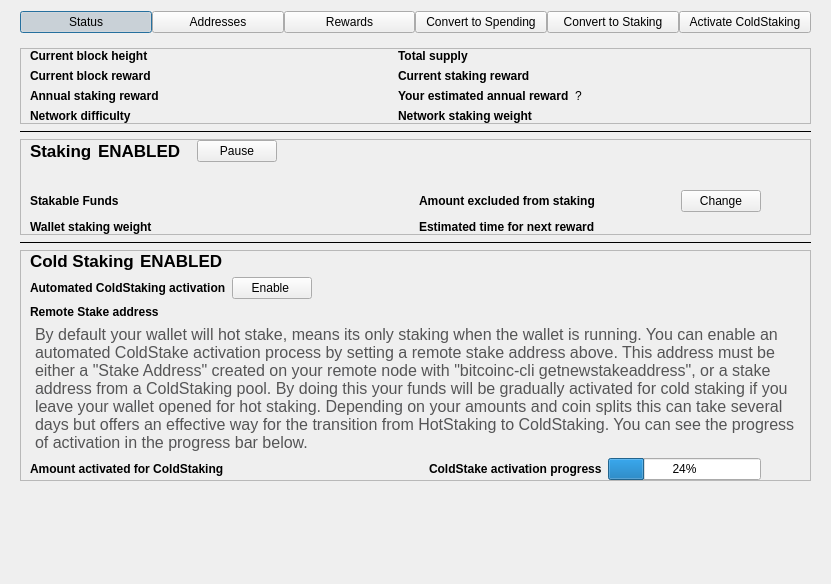
Bitcoin-Confidential/BitcoinC-Core, file src/qt/forms/stakingdialog.ui: the form before one commit.
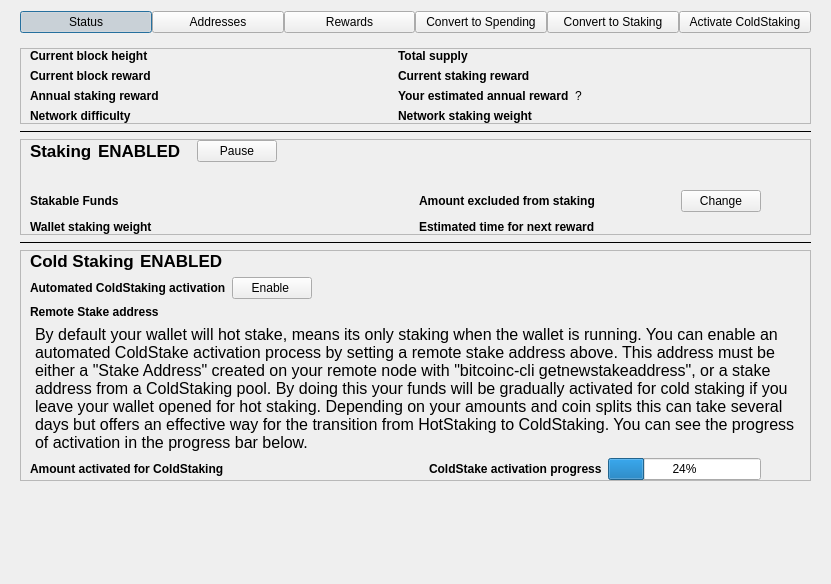
The form after the commit.

Commit message: qt: Adjusted cold staking info text in staking tab

Diff of the .ui file:
```diff
--- a/src/qt/forms/stakingdialog.ui
+++ b/src/qt/forms/stakingdialog.ui
@@ -910,9 +910,6 @@
                 <italic>false</italic>
                </font>
               </property>
-              <property name="styleSheet">
-               <string notr="true">color:rgb(85, 85, 86)</string>
-              </property>
               <property name="text">
                <string>By default your wallet will hot stake, means its only staking when the wallet is running. You can enable an automated ColdStake activation process by setting a remote stake address above. This address must be either a &quot;Stake Address&quot; created on your remote node with &quot;bitcoinc-cli getnewstakeaddress&quot;, or a stake address from a ColdStaking pool. By doing this your funds will be gradually activated for cold staking if you leave your wallet opened for hot staking. Depending on your amounts and coin splits this can take several days but offers an effective way for the transition from HotStaking to ColdStaking. You can see the progress of activation in the progress bar below.</string>
               </property>
```
The commit also changes 1 other file.
